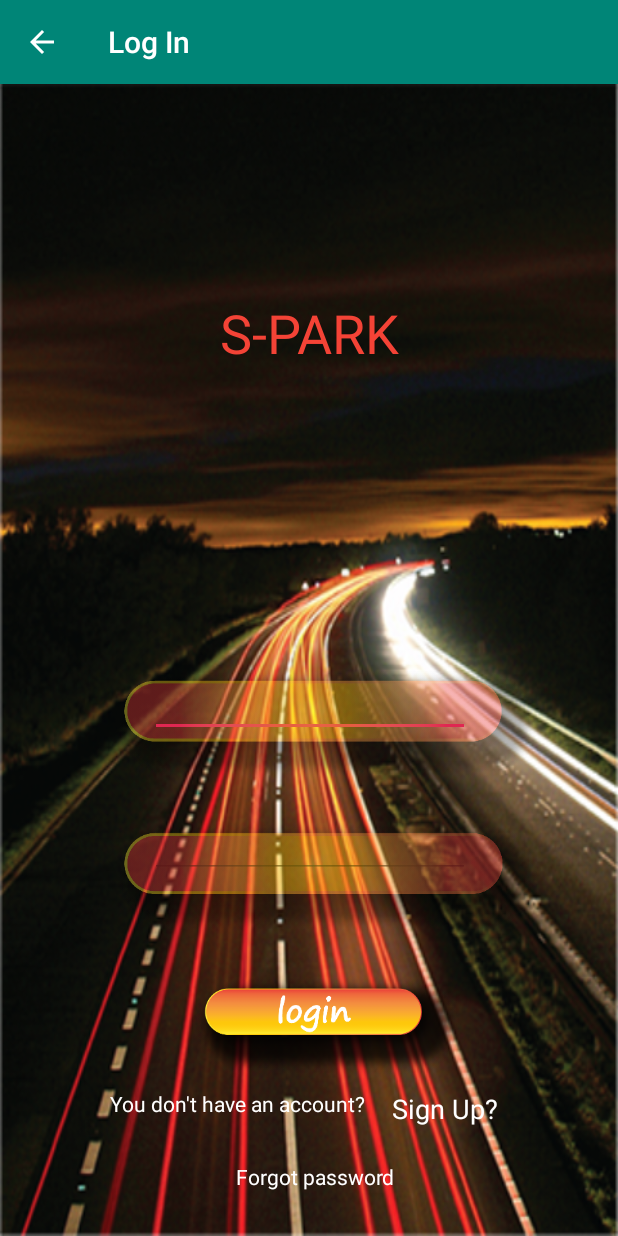
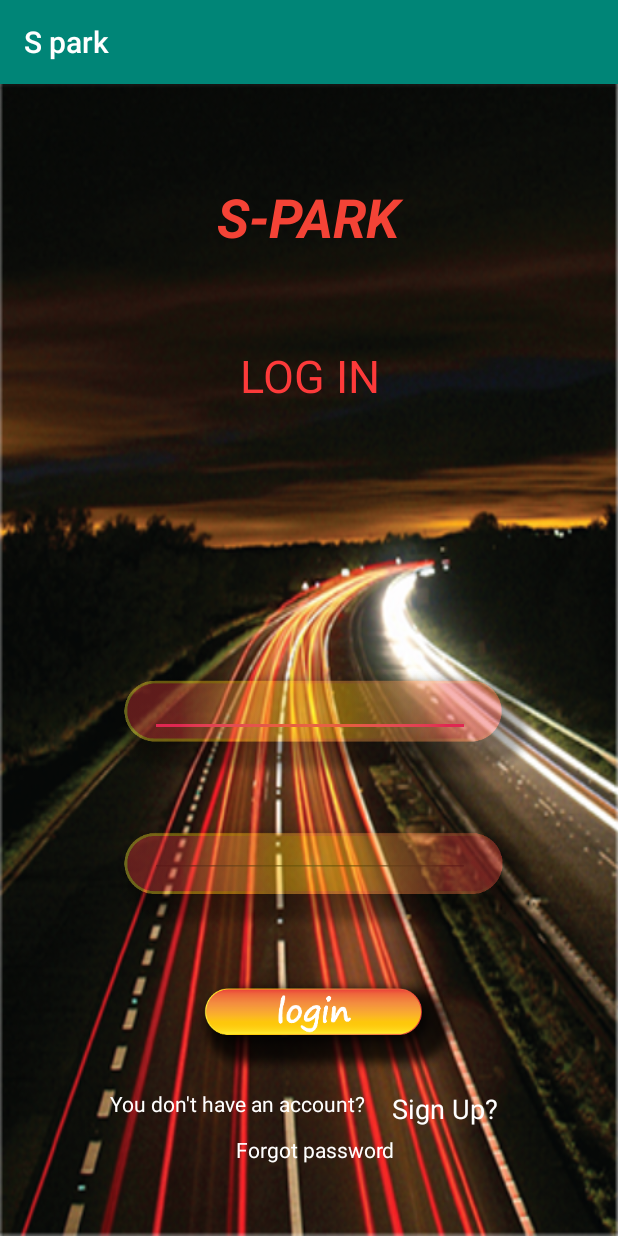
Before and after one commit to akashjoshi1999/S-park, an Android app: the screen it shows after launch (Login), on a phone screen of 412 x 824 dp. Run offline under Robolectric (Android 15) with nearby library versions, the phone set to English and light mode, and no system bars; our stand-ins replace Firebase (no records; nobody signed in at launch, a user with empty details on screens opened directly); Roboto replaces fonts that are not available here.

Commit message:
Initial commit

```diff
--- a/app/src/main/java/com/example/spark/Login.java
+++ b/app/src/main/java/com/example/spark/Login.java
@@ -11,6 +11,8 @@ import androidx.appcompat.app.AppCompatActivity;
 import android.text.TextUtils;
 import android.util.Log;
 import android.view.View;
+import android.view.Window;
+import android.view.WindowManager;
 import android.widget.ArrayAdapter;
 import android.widget.EditText;
 import android.widget.ImageView;
@@ -48,6 +50,11 @@ public class Login extends AppCompatActivity {
     @Override
     protected void onCreate(Bundle savedInstanceState) {
         super.onCreate(savedInstanceState);
+        //set up notitle
+        requestWindowFeature(Window.FEATURE_NO_TITLE);
+        //set up full screen
+        getWindow().setFlags(WindowManager.LayoutParams.FLAG_FULLSCREEN,
+                WindowManager.LayoutParams.FLAG_FULLSCREEN);
         setContentView(R.layout.login);
         progressDialog = new ProgressDialog(this);
         Email = findViewById(R.id.editText);
--- a/app/src/main/java/com/example/spark/carBookingBytime.java
+++ b/app/src/main/java/com/example/spark/carBookingBytime.java
@@ -138,7 +138,7 @@ public class carBookingBytime extends AppCompatActivity {
                     String bookHourDiff = crunchifyFormatter.format(diffhours);
                     int diffmin = (int) (diff / (60 * 1000));
                     String bookMinuteDiff = crunchifyFormatter.format(diffmin);
-                    Intent intent = new Intent(this, PaymentActivity.class);
+                    Intent intent = new Intent(carBookingBytime.this, PaymentActivity.class);
                     Bundle bundle = new Bundle();
                     bundle.putInt("Amount",((diffhours * 60) + diffmin)*20);
                     intent.putExtras(bundle);
--- a/app/src/main/res/layout/login.xml
+++ b/app/src/main/res/layout/login.xml
@@ -133,17 +133,16 @@
         android:id="@+id/textView3"
         android:layout_width="148dp"
         android:layout_height="0dp"
-        android:layout_marginTop="141dp"
-        android:layout_marginBottom="483dp"
+        android:layout_marginTop="64dp"
         android:text="@string/s_park"
         android:textAlignment="center"
         android:textColor="#F44336"
         android:textSize="36sp"
-        app:layout_constraintBottom_toTopOf="@+id/textForgotPassword"
+        android:textStyle="bold|italic"
         app:layout_constraintEnd_toEndOf="parent"
+        app:layout_constraintHorizontal_bias="0.498"
         app:layout_constraintStart_toStartOf="parent"
         app:layout_constraintTop_toTopOf="parent"
-        app:layout_constraintVertical_bias="0.120"
         tools:ignore="MissingConstraints" />
 
     <TextView
@@ -153,15 +152,30 @@
         android:layout_marginStart="8dp"
         android:layout_marginTop="8dp"
         android:layout_marginEnd="8dp"
-        android:layout_marginBottom="30dp"
+        android:layout_marginBottom="48dp"
+        android:text="@string/forgot_password"
         android:textAlignment="center"
-        android:text="@string/forgot_password"
         android:textColor="#ffffff"
         app:layout_constraintBottom_toBottomOf="parent"
         app:layout_constraintEnd_toEndOf="parent"
         app:layout_constraintHorizontal_bias="0.515"
         app:layout_constraintStart_toStartOf="parent"
-        app:layout_constraintTop_toBottomOf="@+id/textView3"
+        app:layout_constraintTop_toBottomOf="@+id/textView12"
         app:layout_constraintVertical_bias="0.968" />
 
+    <TextView
+        android:id="@+id/textView12"
+        android:layout_width="111dp"
+        android:layout_height="0dp"
+        android:layout_marginTop="174dp"
+        android:layout_marginBottom="448dp"
+        android:text="LOG IN"
+        android:textAlignment="center"
+        android:textColor="#FD3A3A"
+        android:textSize="30sp"
+        app:layout_constraintBottom_toTopOf="@+id/textForgotPassword"
+        app:layout_constraintEnd_toEndOf="parent"
+        app:layout_constraintStart_toStartOf="parent"
+        app:layout_constraintTop_toTopOf="parent" />
+
 </androidx.constraintlayout.widget.ConstraintLayout>
--- a/app/src/main/res/layout/signup.xml
+++ b/app/src/main/res/layout/signup.xml
@@ -20,6 +20,7 @@
         android:textSize="36sp"
         app:layout_constraintBottom_toTopOf="@+id/editText3"
         app:layout_constraintEnd_toEndOf="parent"
+        app:layout_constraintHorizontal_bias="0.498"
         app:layout_constraintStart_toStartOf="parent"
         app:layout_constraintTop_toTopOf="parent"
         tools:ignore="MissingConstraints" />
```
Also changed, not shown: app/src/main/AndroidManifest.xml (+2 -5 lines), app/src/main/java/com/example/spark/MapActivity.java (+7 -0 lines), app/src/main/java/com/example/spark/OwnerActivity.java (+7 -0 lines).
